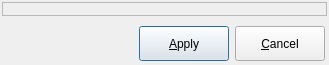
Before: the Qt Designer form libs/libgui/ui/baseform.ui in pgmodeler/pgmodeler, drawn with Qt 5.
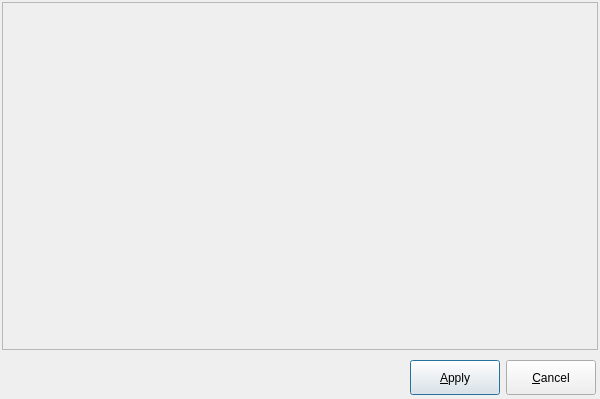
After: the same form once the commit is applied. Icons and pictures are not drawn.

```diff
--- a/libs/libgui/ui/baseform.ui
+++ b/libs/libgui/ui/baseform.ui
@@ -9,8 +9,8 @@
    <rect>
     <x>0</x>
     <y>0</y>
-    <width>329</width>
-    <height>65</height>
+    <width>600</width>
+    <height>399</height>
    </rect>
   </property>
   <property name="minimumSize">
```
Left out of the diff: 2 changed lines with no effect on the pictures.
